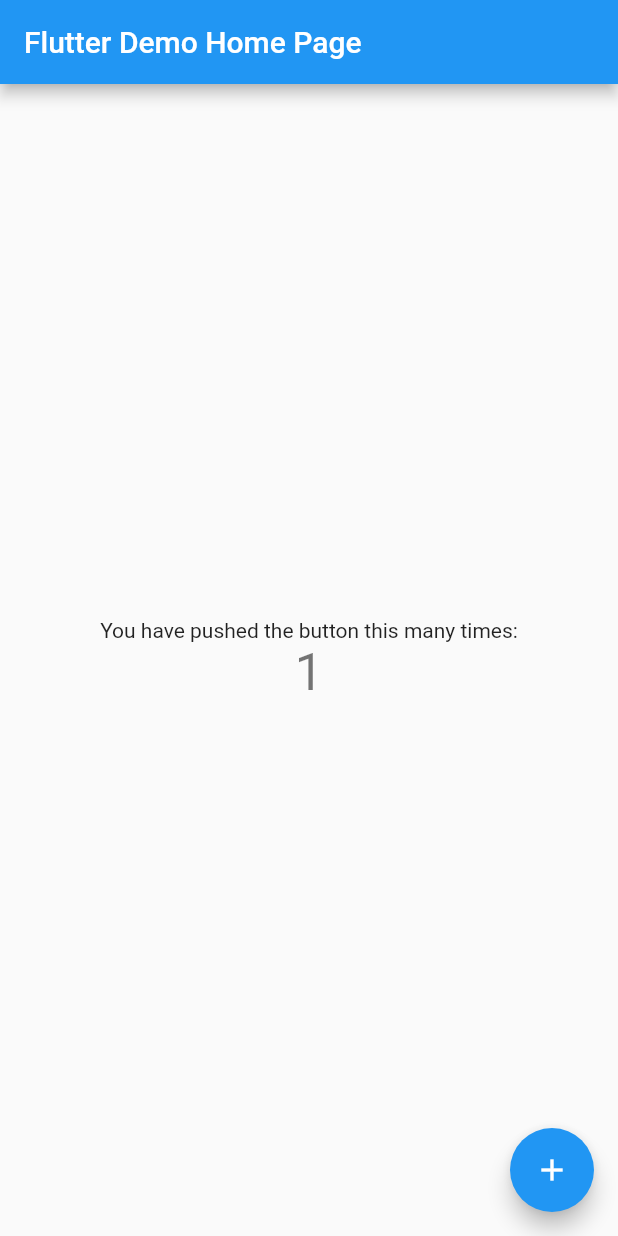
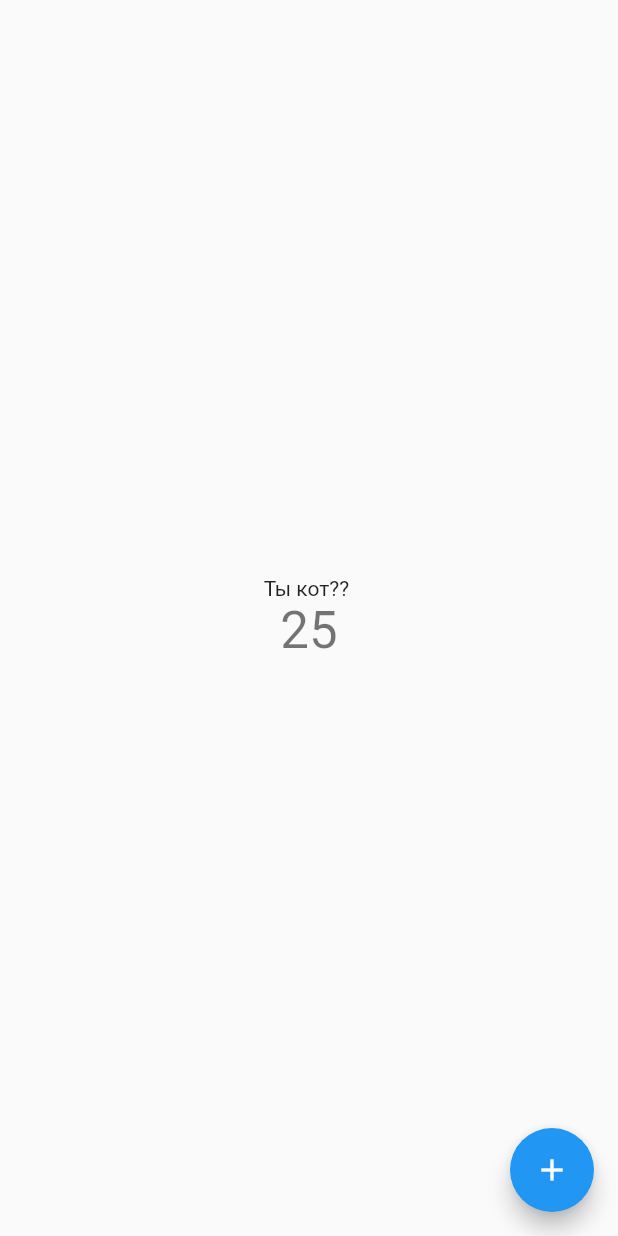
Before and after one commit to peqpeq/Lebedy, a Flutter app: the screen it shows after launch, after a tap on the "add" icon, on a phone screen of 412 x 824 dp. Run offline on Flutter 3.47's test engine with Material 2 defaults, Android fonts, the phone set to English and light mode, and no system bars.

Commit message:
убрала appbar

```diff
--- a/Lebedy/lebedy/lib/main.dart
+++ b/Lebedy/lebedy/lib/main.dart
@@ -48,7 +48,7 @@ class MyHomePage extends StatefulWidget {
 }
 
 class _MyHomePageState extends State<MyHomePage> {
-  int _counter = 0;
+  int _counter = 23;
 
   void _incrementCounter() {
     setState(() {
@@ -57,7 +57,7 @@ class _MyHomePageState extends State<MyHomePage> {
       // so that the display can reflect the updated values. If we changed
       // _counter without calling setState(), then the build method would not be
       // called again, and so nothing would appear to happen.
-      _counter++;
+      _counter+=2;
     });
   }
 
@@ -70,11 +70,7 @@ class _MyHomePageState extends State<MyHomePage> {
     // fast, so that you can just rebuild anything that needs updating rather
     // than having to individually change instances of widgets.
     return Scaffold(
-      appBar: AppBar(
-        // Here we take the value from the MyHomePage object that was created by
-        // the App.build method, and use it to set our appbar title.
-        title: Text(widget.title),
-      ),
+
       body: Center(
         // Center is a layout widget. It takes a single child and positions it
         // in the middle of the parent.
@@ -96,7 +92,7 @@ class _MyHomePageState extends State<MyHomePage> {
           mainAxisAlignment: MainAxisAlignment.center,
           children: <Widget>[
             const Text(
-              'You have pushed the button this many times:',
+              'Ты кот?? ',
             ),
             Text(
               '$_counter',
```
Also changed, not shown: Lebedy/lebedy/pubspec.lock.
